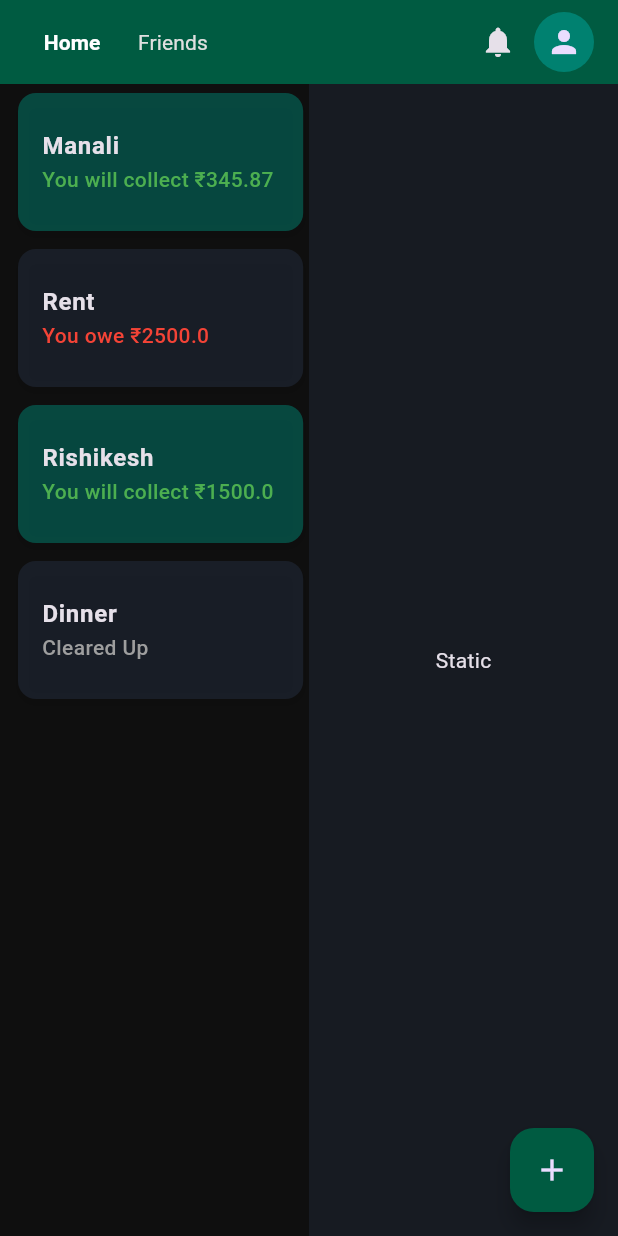
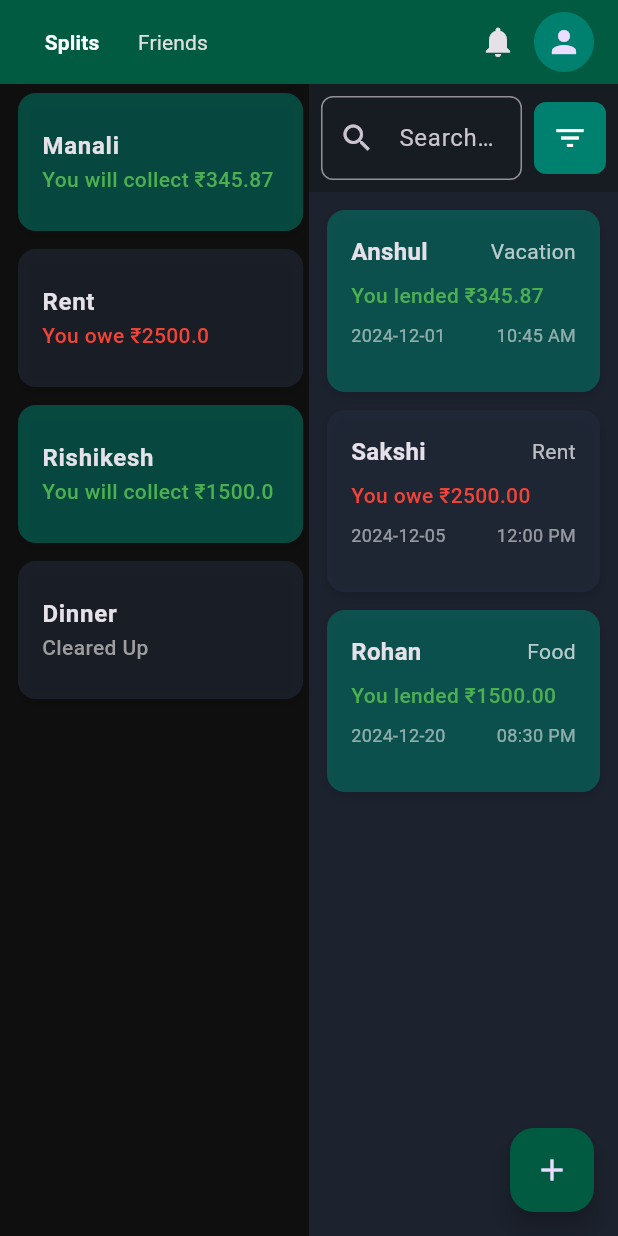
Before and after one commit to Keshav798/Spliteasy, a Flutter app: the screen it shows after launch, on a phone screen of 412 x 824 dp. Run offline on Flutter 3.47's test engine with Material 3 defaults, Android fonts, the light colour scheme and no system bars; drawn by our look-alikes of animated_background.

Commit message:
Share List and search/filter

```diff
--- a/lib/Navbar/navbar.dart
+++ b/lib/Navbar/navbar.dart
@@ -4,6 +4,7 @@ import 'package:flutter/material.dart';
 import 'package:split_easy/Constants/colors.dart';
 import 'package:split_easy/Screens/Friends/friend_list.dart';
 import 'package:split_easy/Screens/Profile/profile_component.dart';
+import 'package:split_easy/Screens/Share/share_list.dart';
 import 'package:split_easy/Screens/Split/split.dart';
 
 class NavBar extends StatefulWidget {
@@ -69,7 +70,7 @@ class _NavBarState extends State<NavBar> with SingleTickerProviderStateMixin {
                     );
                   },
                   child: Text(
-                    "Home",
+                    "Splits",
                     style: TextStyle(
                       color:
                           _currentIndex == 0 ? Colors.white : Colors.grey[300],
@@ -142,7 +143,7 @@ class _NavBarState extends State<NavBar> with SingleTickerProviderStateMixin {
                 color: AppColors.colorThird.withOpacity(0.4),
                 width: MediaQuery.of(context).size.width * 0.5,
                 child: Center(
-                  child: Text("Static"),
+                  child: ShareList(),
                 ),
               ),
             ),
--- /dev/null
+++ b/lib/Screens/Share/Components/share_component.dart
@@ -0,0 +1,127 @@
+import 'package:flutter/material.dart';
+import 'package:split_easy/Constants/colors.dart';
+
+class ShareComponent extends StatefulWidget {
+  final String name;
+  final double money;
+  final String split;
+  final String date;
+  final String time;
+  final int index;
+
+  const ShareComponent({
+    Key? key,
+    required this.name,
+    required this.money,
+    required this.split,
+    required this.date,
+    required this.time,
+    required this.index,
+  }) : super(key: key);
+
+  @override
+  State<ShareComponent> createState() => _ShareComponentState();
+}
+
+class _ShareComponentState extends State<ShareComponent> {
+  @override
+  Widget build(BuildContext context) {
+    // Alternate background color logic
+    final backgroundColor = widget.index % 2 == 0
+        ? AppColors.colorFirst.withOpacity(0.5)
+        : AppColors.colorThird.withOpacity(0.5);
+
+    return Container(
+      constraints: const BoxConstraints(maxWidth: 500), // Limit max width
+      decoration: BoxDecoration(
+        color: backgroundColor,
+        borderRadius: BorderRadius.circular(12),
+        boxShadow: [
+          BoxShadow(
+            color: Colors.black.withOpacity(0.1),
+            blurRadius: 5,
+            offset: const Offset(0, 3),
+          ),
+        ],
+      ),
+      padding: const EdgeInsets.all(16.0),
+      child: Column(
+        crossAxisAlignment: CrossAxisAlignment.start,
+        mainAxisSize: MainAxisSize.min, // Prevent unnecessary vertical stretching
+        children: [
+          // Name and Split
+          Row(
+            mainAxisAlignment: MainAxisAlignment.spaceBetween,
+            children: [
+              Flexible(
+                child: Text(
+                  widget.name,
+                  style: const TextStyle(
+                    fontWeight: FontWeight.bold,
+                    fontSize: 16,
+                  ),
+                  overflow: TextOverflow.ellipsis,
+                ),
+              ),
+              Flexible(
+                child: Text(
+                  widget.split,
+                  style: const TextStyle(
+                    fontWeight: FontWeight.w400,
+                    fontSize: 14,
+                    color: Colors.white70,
+                  ),
+                  overflow: TextOverflow.ellipsis,
+                  textAlign: TextAlign.end,
+                ),
+              ),
+            ],
+          ),
+          const SizedBox(height: 8.0),
+
+          // Money (owed or lended)
+          Text(
+            widget.money > 0
+                ? "You lended ₹${widget.money.toStringAsFixed(2)}"
+                : widget.money == 0
+                    ? "Cleared Up"
+                    : "You owe ₹${widget.money.abs().toStringAsFixed(2)}",
+            style: TextStyle(
+              fontSize: 14,
+              fontWeight: FontWeight.w500,
+              color: widget.money > 0
+                  ? Colors.green
+                  : widget.money == 0
+                      ? Colors.grey
+                      : Colors.red,
+            ),
+          ),
+          const SizedBox(height: 8.0),
+
+          // Date and Time
+          Row(
+            mainAxisAlignment: MainAxisAlignment.spaceBetween,
+            children: [
+              Text(
+                widget.date,
+                style: const TextStyle(
+                  fontSize: 12,
+                  fontWeight: FontWeight.w400,
+                  color: Colors.white54,
+                ),
+              ),
+              Text(
+                widget.time,
+                style: const TextStyle(
+                  fontSize: 12,
+                  fontWeight: FontWeight.w400,
+                  color: Colors.white54,
+                ),
+              ),
+            ],
+          ),
+        ],
+      ),
+    );
+  }
+}
--- /dev/null
+++ b/lib/Screens/Share/share_list.dart
@@ -0,0 +1,182 @@
+import 'package:flutter/material.dart';
+import 'package:split_easy/Constants/colors.dart';
+import 'package:split_easy/Screens/Share/Components/share_component.dart';
+
+class ShareList extends StatefulWidget {
+  const ShareList({Key? key}) : super(key: key);
+
+  @override
+  State<ShareList> createState() => _ShareListState();
+}
+
+class _ShareListState extends State<ShareList> {
+  final List<Map<String, dynamic>> shares = [
+    {
+      "name": "Anshul",
+      "money": 345.87,
+      "split": "Vacation",
+      "date": "2024-12-01",
+      "time": "10:45 AM"
+    },
+    {
+      "name": "Sakshi",
+      "money": -2500.0,
+      "split": "Rent",
+      "date": "2024-12-05",
+      "time": "12:00 PM"
+    },
+    {
+      "name": "Rohan",
+      "money": 1500.0,
+      "split": "Food",
+      "date": "2024-12-20",
+      "time": "08:30 PM"
+    },
+    // Add more shares as needed
+  ];
+
+  String searchQuery = "";
+  String filterOption = "All";
+
+  // Filtered and searched list
+  List<Map<String, dynamic>> get filteredShares {
+    List<Map<String, dynamic>> filtered = shares;
+
+    // Apply search
+    if (searchQuery.isNotEmpty) {
+      filtered = filtered.where((share) {
+        return share["name"]
+                .toLowerCase()
+                .contains(searchQuery.toLowerCase()) ||
+            share["split"]
+                .toLowerCase()
+                .contains(searchQuery.toLowerCase());
+      }).toList();
+    }
+
+    // Apply filter
+    if (filterOption == "owed first") {
+      filtered.sort((a, b) => (a["money"] < 0 ? 0 : 1)
+          .compareTo(b["money"] < 0 ? 0 : 1));
+    } else if (filterOption == "lended first") {
+      filtered.sort((a, b) => (a["money"] > 0 ? 0 : 1)
+          .compareTo(b["money"] > 0 ? 0 : 1));
+    } else if (filterOption == "newest first") {
+      filtered.sort((a, b) => DateTime.parse(b["date"])
+          .compareTo(DateTime.parse(a["date"])));
+    } else if (filterOption == "oldest first") {
+      filtered.sort((a, b) => DateTime.parse(a["date"])
+          .compareTo(DateTime.parse(b["date"])));
+    }
+
+    return filtered;
+  }
+
+  @override
+  Widget build(BuildContext context) {
+    return Column(
+      children: [
+        // Search Bar and Filter Button
+        Padding(
+          padding: const EdgeInsets.all(8.0),
+          child: Row(
+            children: [
+              Expanded(
+                child: TextField(
+                  onChanged: (value) {
+                    setState(() {
+                      searchQuery = value;
+                    });
+                  },
+                  decoration: InputDecoration(
+                    hintText: "Search by name or split",
+                    prefixIcon: const Icon(Icons.search),
+                    border: OutlineInputBorder(
+                      borderRadius: BorderRadius.circular(8.0),
+                    ),
+                  ),
+                ),
+              ),
+              const SizedBox(width: 8.0),
+              PopupMenuButton<String>(
+                onSelected: (value) {
+                  setState(() {
+                    filterOption = value;
+                  });
+                },
+                itemBuilder: (context) => [
+                  const PopupMenuItem(
+                    value: "All",
+                    child: Text("All"),
+                  ),
+                  const PopupMenuItem(
+                    value: "owed first",
+                    child: Text("Owed First"),
+                  ),
+                  const PopupMenuItem(
+                    value: "lended first",
+                    child: Text("Lended First"),
+                  ),
+                  const PopupMenuItem(
+                    value: "newest first",
+                    child: Text("Newest First"),
+                  ),
+                  const PopupMenuItem(
+                    value: "oldest first",
+                    child: Text("Oldest First"),
+                  ),
+                ],
+                child: Container(
+                  padding: const EdgeInsets.all(12.0),
+                  decoration: BoxDecoration(
+                    color: AppColors.colorFirst,
+                    borderRadius: BorderRadius.circular(8.0),
+                  ),
+                  child: const Icon(Icons.filter_list, color: Colors.white),
+                ),
+              ),
+            ],
+          ),
+        ),
+
+        // List/Grid of Shares
+        Expanded(
+          child: Container(
+            color: AppColors.colorThird.withOpacity(0.4), // Background color matching
+            width: MediaQuery.of(context).size.width * 0.5, // 50% of the screen width
+            padding: const EdgeInsets.all(12.0),
+            child: LayoutBuilder(
+              builder: (context, constraints) {
+                // Determine number of tiles per row and aspect ratio dynamically
+                final isWideScreen = constraints.maxWidth > 600;
+                final childAspectRatio = isWideScreen
+                    ? constraints.maxWidth / (constraints.maxHeight / 2.2)
+                    : 1.5;
+
+                return GridView.builder(
+                  itemCount: filteredShares.length,
+                  gridDelegate: SliverGridDelegateWithFixedCrossAxisCount(
+                    crossAxisCount: isWideScreen ? 2 : 1, // 2 tiles per row for wide screens
+                    mainAxisSpacing: 12.0,
+                    crossAxisSpacing: 12.0,
+                    childAspectRatio: childAspectRatio,
+                  ),
+                  itemBuilder: (context, index) {
+                    return ShareComponent(
+                      name: filteredShares[index]["name"],
+                      money: filteredShares[index]["money"],
+                      split: filteredShares[index]["split"],
+                      date: filteredShares[index]["date"],
+                      time: filteredShares[index]["time"],
+                      index: index,
+                    );
+                  },
+                );
+              },
+            ),
+          ),
+        ),
+      ],
+    );
+  }
+}
```
Also changed, not shown: pubspec.lock, 1 other file.
